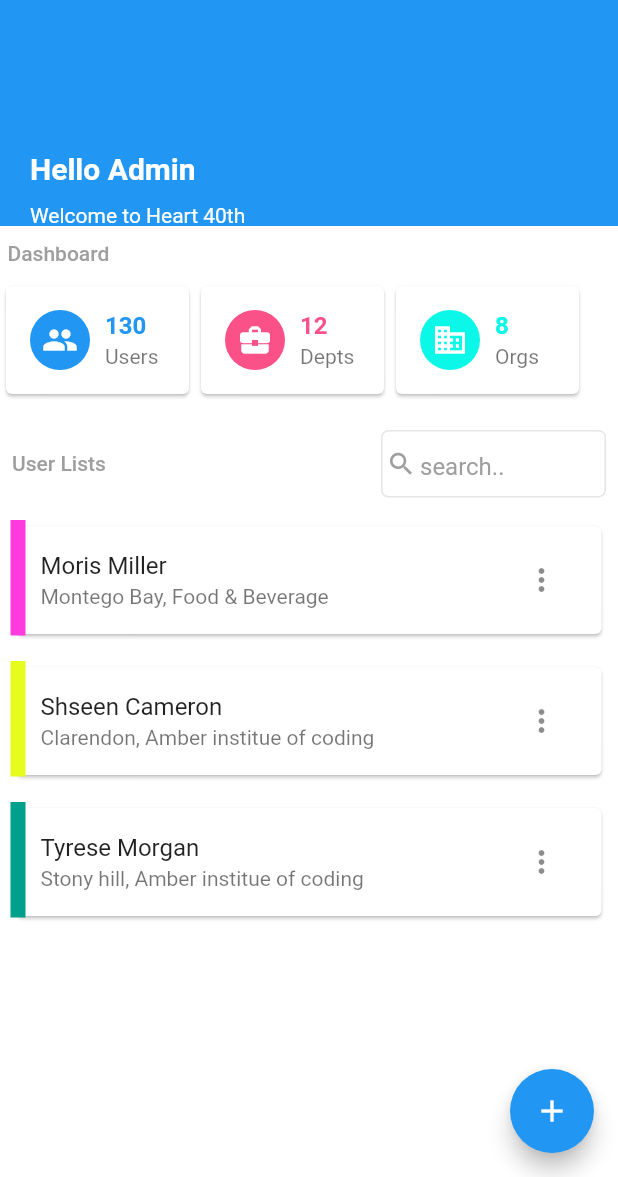
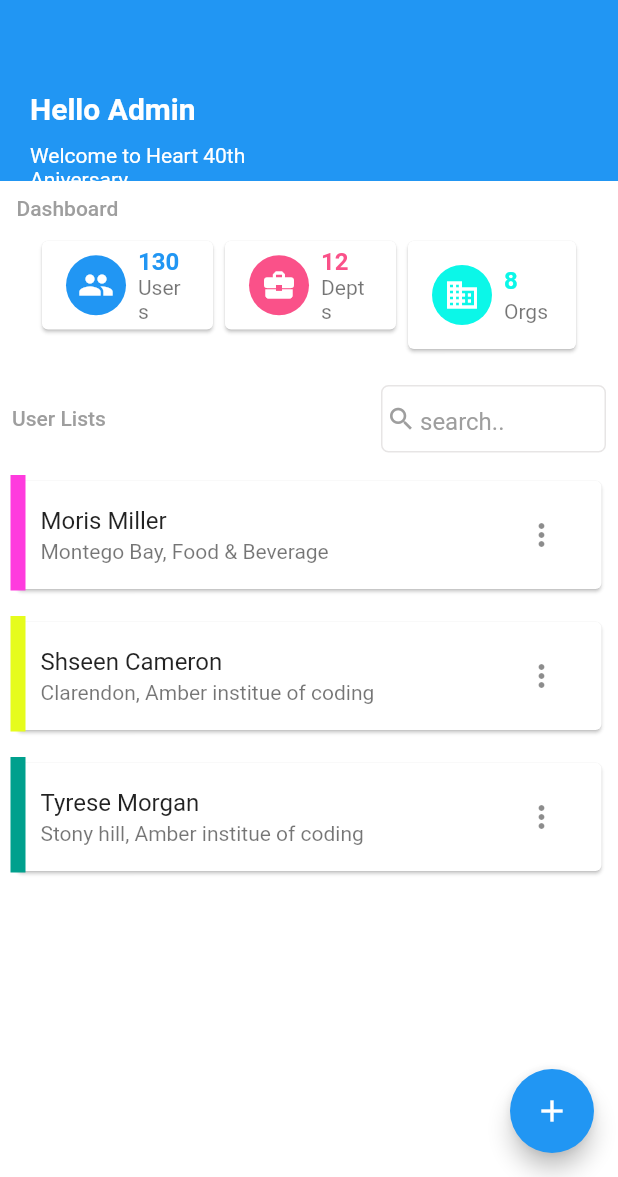
Before and after one commit to The-Azure-Coder/heart_anniversary_app, a Flutter app: the AdminPage screen opened directly, on a phone screen of 412 x 824 dp, the part 59-1236 px from its top. Run offline on Flutter 3.47's test engine with Material 2 defaults, Android fonts, the phone set to English and light mode, and no system bars; our stand-ins replace flutter_secure_storage; accounts and stored records are empty.

Commit message:
pages were adjusted

```diff
--- a/lib/screens/admin.dart
+++ b/lib/screens/admin.dart
@@ -18,7 +18,7 @@ class _AdminPageState extends State<AdminPage> {
         floatingActionButtonLocation: FloatingActionButtonLocation.endFloat,
         backgroundColor: Colors.white,
         appBar: PreferredSize(
-          preferredSize: const Size.fromHeight(190),
+          preferredSize: const Size.fromHeight(160),
           child: AppBar(
             titleSpacing: 0,
             elevation: 0.0,
@@ -42,7 +42,7 @@ class _AdminPageState extends State<AdminPage> {
               children: [
                 Container(
                   alignment: Alignment.topLeft,
-                  margin: const EdgeInsets.only(top: 140, left: 20),
+                  margin: const EdgeInsets.only(top: 100, left: 20),
                   child: Column(
                     crossAxisAlignment: CrossAxisAlignment.start,
                     children: const [
@@ -71,7 +71,7 @@ class _AdminPageState extends State<AdminPage> {
         body: ListView(
           children: [
             const Padding(
-              padding: EdgeInsets.only(top: 10, bottom: 10, left: 5),
+              padding: EdgeInsets.only(top: 10, bottom: 10, left: 11),
               child: Text(
                 'Dashboard',
                 style:
@@ -79,12 +79,13 @@ class _AdminPageState extends State<AdminPage> {
               ),
             ),
             Wrap(
+              alignment: WrapAlignment.center,
               children: const [
                 SizedBox(
-                  width: 130,
+                  width: 122,
                   child: Card(
                     child: ListTile(
-                      horizontalTitleGap: 10,
+                      horizontalTitleGap: 8,
                       leading: CircleAvatar(
                         backgroundColor: Colors.blue,
                         child: Icon(
@@ -104,10 +105,10 @@ class _AdminPageState extends State<AdminPage> {
                   ),
                 ),
                 SizedBox(
-                  width: 130,
+                  width: 122,
                   child: Card(
                     child: ListTile(
-                      horizontalTitleGap: 10,
+                      horizontalTitleGap: 8,
                       leading: CircleAvatar(
                         backgroundColor: Color.fromARGB(255, 250, 81, 137),
                         child: Icon(
@@ -127,10 +128,10 @@ class _AdminPageState extends State<AdminPage> {
                   ),
                 ),
                 SizedBox(
-                  width: 130,
+                  width: 120,
                   child: Card(
                     child: ListTile(
-                      horizontalTitleGap: 10,
+                      horizontalTitleGap: 8,
                       leading: CircleAvatar(
                         backgroundColor: Color.fromARGB(255, 11, 247, 232),
                         child: Icon(
@@ -332,7 +333,7 @@ class _AdminPageState extends State<AdminPage> {
                         ),
                       ),
                       const SizedBox(
-                        width: 20,
+                        width: 15,
                       ),
                       SizedBox(
                         width: 120,
@@ -353,7 +354,7 @@ class _AdminPageState extends State<AdminPage> {
                         ),
                       ),
                       const SizedBox(
-                        width: 20,
+                        width: 15,
                       ),
                       SizedBox(
                         width: 120,
--- a/lib/screens/department.dart
+++ b/lib/screens/department.dart
@@ -18,7 +18,7 @@ class _DepartmentPageState extends State<DepartmentPage> {
         backgroundColor: Colors.white,
         drawer: const AdminDrawer(),
         appBar: PreferredSize(
-          preferredSize: const Size.fromHeight(190),
+          preferredSize: const Size.fromHeight(160),
           child: AppBar(
             titleSpacing: 0,
             elevation: 0.0,
@@ -42,7 +42,7 @@ class _DepartmentPageState extends State<DepartmentPage> {
               children: [
                 Container(
                   alignment: Alignment.topLeft,
-                  margin: const EdgeInsets.only(top: 140, left: 20),
+                  margin: const EdgeInsets.only(top: 100, left: 20),
                   child: Column(
                     crossAxisAlignment: CrossAxisAlignment.start,
                     children: const [
--- a/lib/widgets/dropdown.dart
+++ b/lib/widgets/dropdown.dart
@@ -21,10 +21,6 @@ class _DropDownState extends State<DropDown> {
   @override
   Widget build(BuildContext context) {
     return Container(
-      decoration: BoxDecoration(
-          border: Border.all(
-              color: Colors.blueGrey, width: 1, style: BorderStyle.solid),
-          borderRadius: BorderRadius.circular(2)),
       child: Column(
         mainAxisAlignment: MainAxisAlignment.center,
         children: [
```
Also changed, not shown: lib/screens/Registration.dart (+41 -36 lines), lib/screens/guest_list.dart (+16 -7 lines), lib/screens/home.dart (+8 -2 lines).
